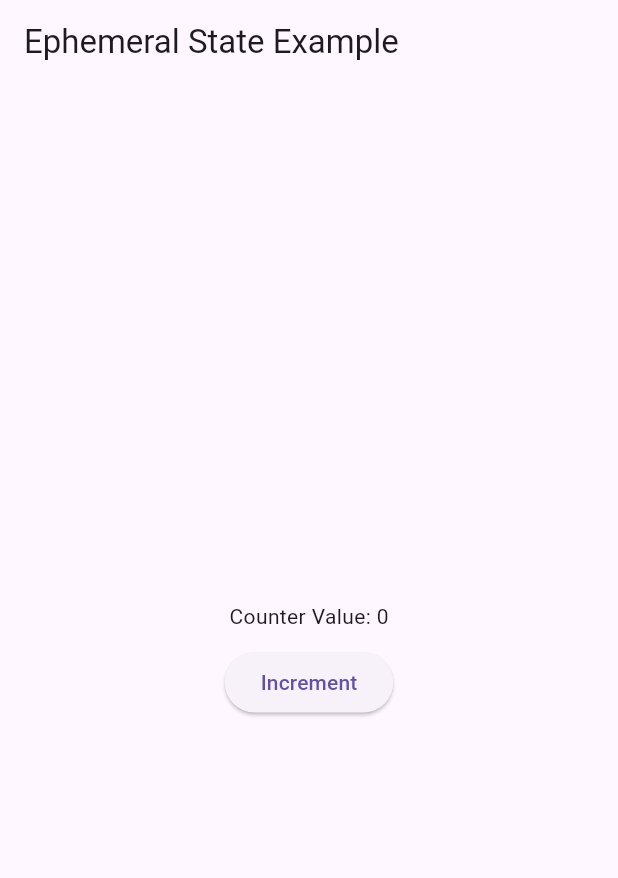
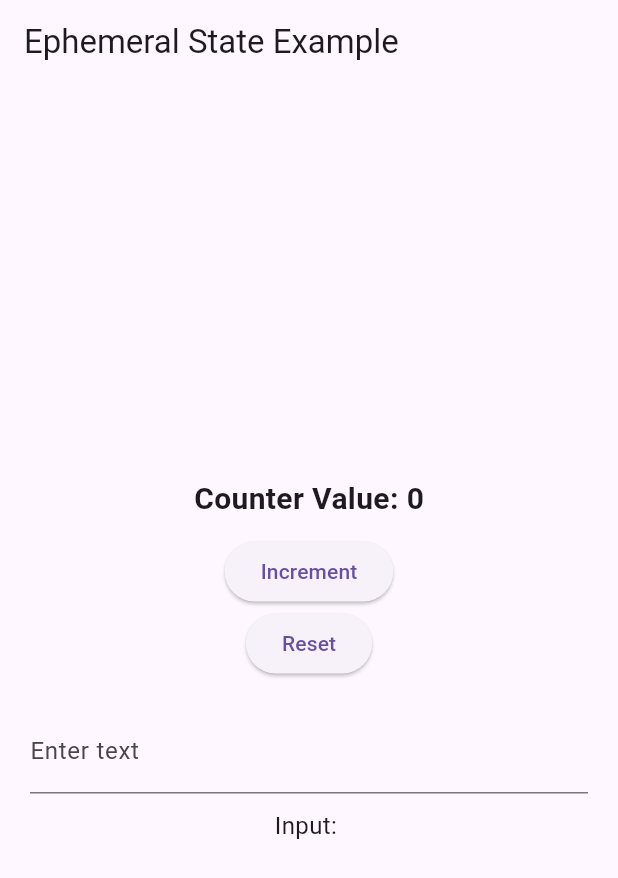
Before and after one commit to steljchan/Session-4-Lab-Activity-State-Management, a Flutter app: the screen it shows after launch, on a phone screen of 412 x 824 dp. Shown: the top 878 px of the screen. Run offline on Flutter 3.47's test engine with Material 3 defaults, Android fonts, the phone set to English and light mode, and no system bars.

```diff
--- a/ephemeral_state_codelab/lib/main.dart
+++ b/ephemeral_state_codelab/lib/main.dart
@@ -3,12 +3,13 @@ import 'package:flutter/material.dart';
 void main() => runApp(const MyEphemeralApp());
 
 class MyEphemeralApp extends StatelessWidget {
-  const MyEphemeralApp({Key? key}) : super(key: key);
+  const MyEphemeralApp({super.key});
 
   @override
   Widget build(BuildContext context) {
     return MaterialApp(
       title: 'Ephemeral State Example',
+      debugShowCheckedModeBanner: false,
       home: Scaffold(
         appBar: AppBar(title: const Text('Ephemeral State Example')),
         body: const CounterWidget(),
@@ -18,7 +19,7 @@ class MyEphemeralApp extends StatelessWidget {
 }
 
 class CounterWidget extends StatefulWidget {
-  const CounterWidget({Key? key}) : super(key: key);
+  const CounterWidget({super.key});
 
   @override
   State<CounterWidget> createState() => _CounterWidgetState();
@@ -26,10 +27,18 @@ class CounterWidget extends StatefulWidget {
 
 class _CounterWidgetState extends State<CounterWidget> {
   int _counter = 0;
+  String _inputText = "";
 
   void _increment() {
     setState(() {
       _counter++;
+    });
+  }
+
+  void _reset() {
+    setState(() {
+      _counter = 0;
+      _inputText = "";
     });
   }
 
@@ -39,9 +48,27 @@ class _CounterWidgetState extends State<CounterWidget> {
       child: Column(
         mainAxisAlignment: MainAxisAlignment.center,
         children: <Widget>[
-          Text('Counter Value: $_counter'),
+          Text(
+            'Counter Value: $_counter',
+            style: const TextStyle(fontSize: 20, fontWeight: FontWeight.bold),
+          ),
           const SizedBox(height: 10),
           ElevatedButton(onPressed: _increment, child: const Text('Increment')),
+          ElevatedButton(onPressed: _reset, child: const Text('Reset')),
+          const SizedBox(height: 20),
+          Padding(
+            padding: const EdgeInsets.symmetric(horizontal: 20),
+            child: TextField(
+              decoration: const InputDecoration(labelText: "Enter text"),
+              onChanged: (value) {
+                setState(() {
+                  _inputText = value;
+                });
+              },
+            ),
+          ),
+          const SizedBox(height: 10),
+          Text('Input: $_inputText', style: const TextStyle(fontSize: 16)),
         ],
       ),
     );
```
Also changed, not shown: app_state_codelab/lib/main.dart (+65 -12 lines), app_state_codelab/pubspec.yaml (+4 -73 lines), app_state_codelab/pubspec.lock (added), 9 other files.
